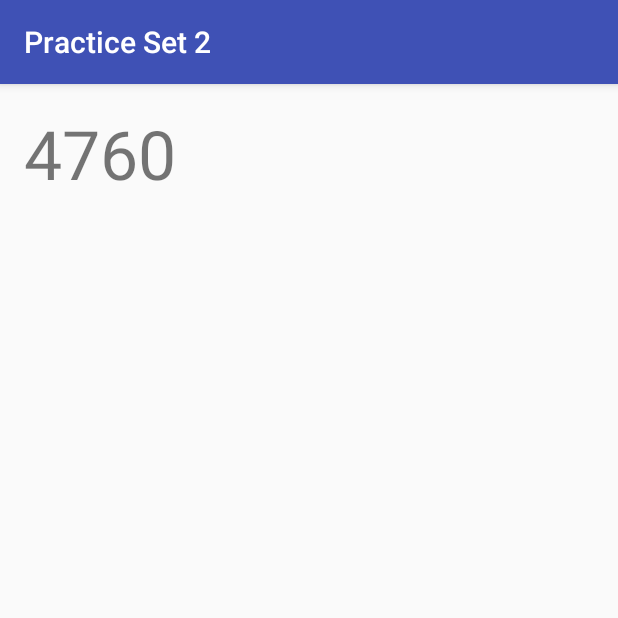
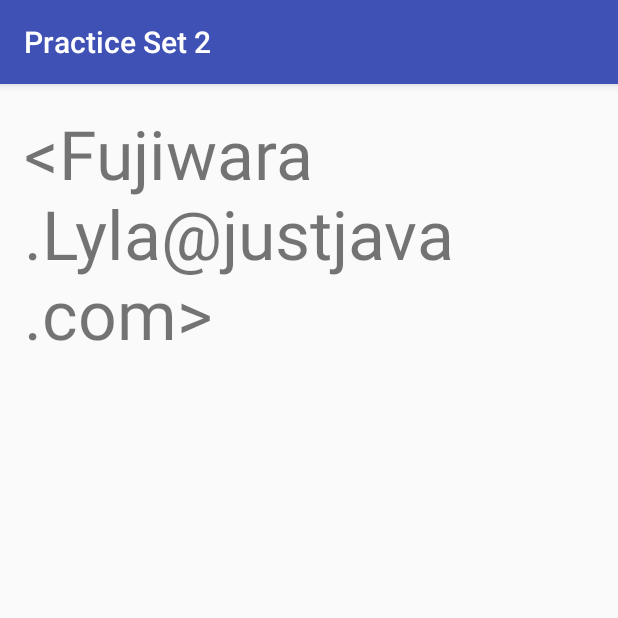
Before and after one commit to ezbery/Android, an Android app: the screen it shows after launch (MainActivity), on a phone screen of 412 x 824 dp, the top half of it. Run offline under Robolectric (Android 15) with nearby library versions, the phone set to English and light mode, and no system bars.

Commit message:
task5
Email directory

```diff
--- a/PracticeSet2/app/src/main/java/com/example/android/practiceset2/MainActivity.java
+++ b/PracticeSet2/app/src/main/java/com/example/android/practiceset2/MainActivity.java
@@ -11,10 +11,11 @@ public class MainActivity extends AppCompatActivity {
         super.onCreate(savedInstanceState);
         setContentView(R.layout.activity_main);
         // PASTE CODE YOU WANT TO TEST HERE
-        int dollars = 40;
-        int dollarsToYen = 119;
-        int yen = dollarsToYen * dollars;
-        display(yen);
+        String firstName = "Lyla";
+        String lastName = "Fujiwara";
+        String contactInfo = firstName + " " + lastName;
+        contactInfo = "<" + lastName + "." + firstName + "@justjava.com>";
+        display(contactInfo);
     }
 
     /**
```
